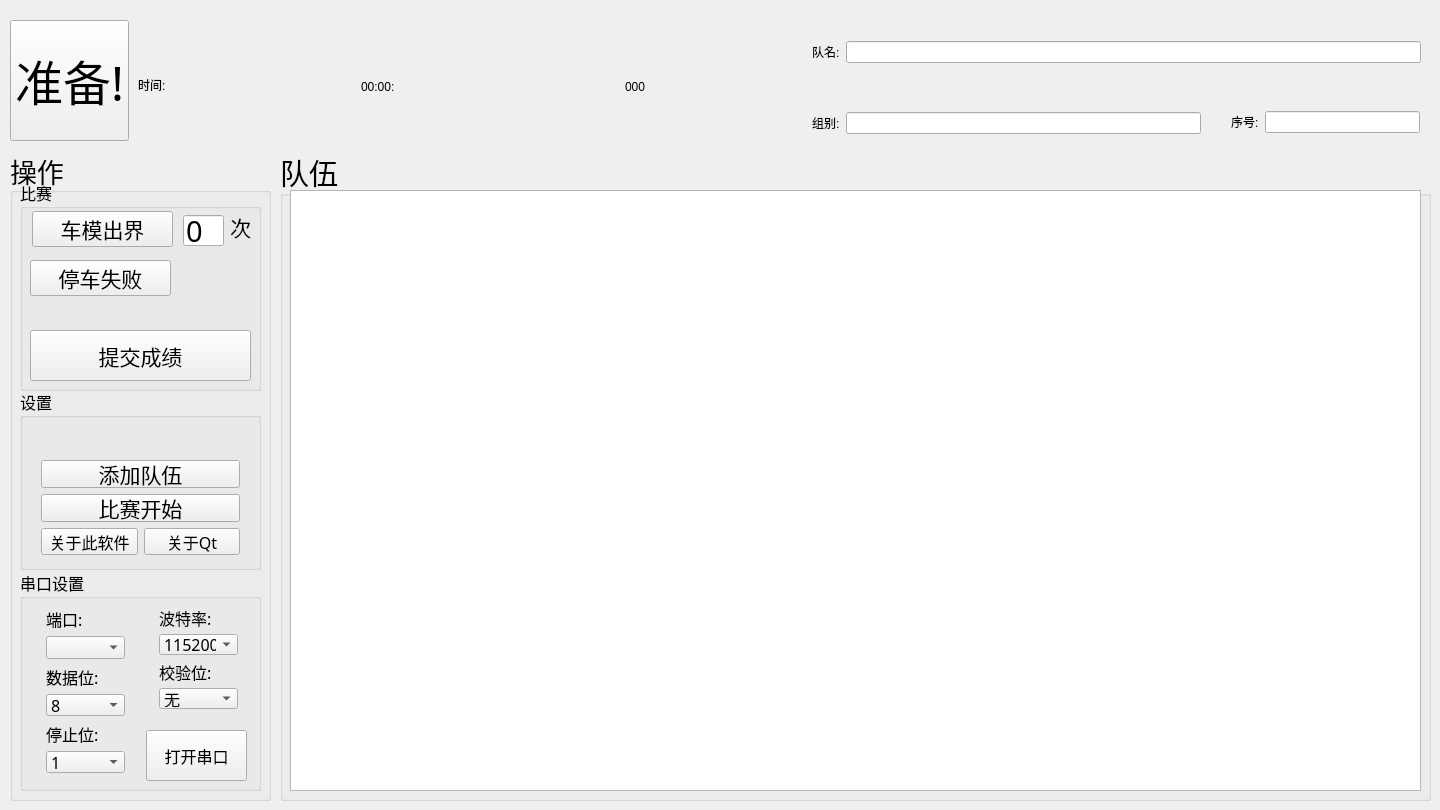
This is mainwindow.ui in ZzzzzzS/TimingSystemUper as Qt 5 draws it before an edit. The edited form follows.
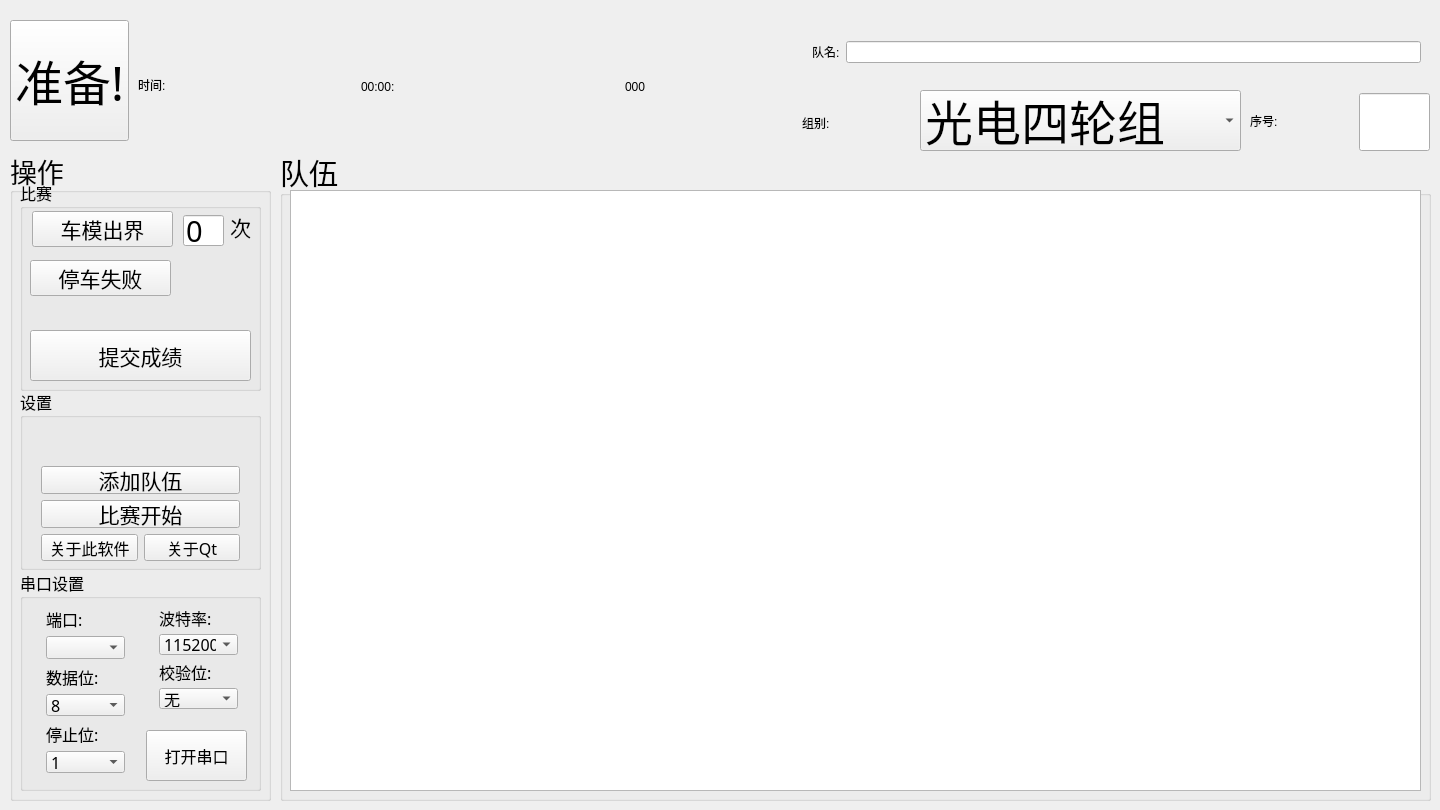
This is the edited form.

```diff
--- a/mainwindow.ui
+++ b/mainwindow.ui
@@ -390,7 +390,7 @@
       <property name="geometry">
        <rect>
         <x>10</x>
-        <y>60</y>
+        <y>66</y>
         <width>221</width>
         <height>117</height>
        </rect>
@@ -503,70 +503,6 @@
      </item>
     </layout>
    </widget>
-   <widget class="QWidget" name="layoutWidget">
-    <property name="geometry">
-     <rect>
-      <x>1220</x>
-      <y>90</y>
-      <width>211</width>
-      <height>64</height>
-     </rect>
-    </property>
-    <layout class="QHBoxLayout" name="horizontalLayout_4">
-     <item>
-      <widget class="QLabel" name="label_5">
-       <property name="styleSheet">
-        <string notr="true">font: 25 36pt &quot;微软雅黑 Light&quot;;</string>
-       </property>
-       <property name="text">
-        <string>序号:</string>
-       </property>
-      </widget>
-     </item>
-     <item>
-      <widget class="QLineEdit" name="NumberLine">
-       <property name="styleSheet">
-        <string notr="true">font: 25 30pt &quot;微软雅黑 Light&quot;;</string>
-       </property>
-       <property name="text">
-        <string/>
-       </property>
-      </widget>
-     </item>
-    </layout>
-   </widget>
-   <widget class="QWidget" name="layoutWidget">
-    <property name="geometry">
-     <rect>
-      <x>801</x>
-      <y>91</y>
-      <width>411</width>
-      <height>64</height>
-     </rect>
-    </property>
-    <layout class="QHBoxLayout" name="horizontalLayout_5">
-     <item>
-      <widget class="QLabel" name="label_4">
-       <property name="styleSheet">
-        <string notr="true">font: 25 36pt &quot;微软雅黑 Light&quot;;</string>
-       </property>
-       <property name="text">
-        <string>组别:</string>
-       </property>
-      </widget>
-     </item>
-     <item>
-      <widget class="QLineEdit" name="TypeName">
-       <property name="styleSheet">
-        <string notr="true">font: 25 30pt &quot;微软雅黑 Light&quot;;</string>
-       </property>
-       <property name="text">
-        <string/>
-       </property>
-      </widget>
-     </item>
-    </layout>
-   </widget>
    <widget class="QLabel" name="label_3">
     <property name="geometry">
      <rect>
@@ -615,6 +551,110 @@
      <string>000</string>
     </property>
    </widget>
+   <widget class="QLabel" name="label_4">
+    <property name="geometry">
+     <rect>
+      <x>802</x>
+      <y>92</y>
+      <width>108</width>
+      <height>62</height>
+     </rect>
+    </property>
+    <property name="styleSheet">
+     <string notr="true">font: 25 36pt &quot;微软雅黑 Light&quot;;</string>
+    </property>
+    <property name="text">
+     <string>组别:</string>
+    </property>
+   </widget>
+   <widget class="QComboBox" name="TypeBox">
+    <property name="geometry">
+     <rect>
+      <x>920</x>
+      <y>90</y>
+      <width>321</width>
+      <height>61</height>
+     </rect>
+    </property>
+    <property name="font">
+     <font>
+      <family>微软雅黑 Light</family>
+      <pointsize>36</pointsize>
+     </font>
+    </property>
+    <item>
+     <property name="text">
+      <string>光电四轮组</string>
+     </property>
+    </item>
+    <item>
+     <property name="text">
+      <string>光电直立组</string>
+     </property>
+    </item>
+    <item>
+     <property name="text">
+      <string>电磁普通组</string>
+     </property>
+    </item>
+    <item>
+     <property name="text">
+      <string>电磁节能组</string>
+     </property>
+    </item>
+    <item>
+     <property name="text">
+      <string>光电追逐组</string>
+     </property>
+    </item>
+    <item>
+     <property name="text">
+      <string>电磁追逐组</string>
+     </property>
+    </item>
+    <item>
+     <property name="text">
+      <string>双车对抗组</string>
+     </property>
+    </item>
+    <item>
+     <property name="text">
+      <string>四旋翼导航组</string>
+     </property>
+    </item>
+   </widget>
+   <widget class="QLabel" name="label_5">
+    <property name="geometry">
+     <rect>
+      <x>1250</x>
+      <y>90</y>
+      <width>108</width>
+      <height>62</height>
+     </rect>
+    </property>
+    <property name="styleSheet">
+     <string notr="true">font: 25 36pt &quot;微软雅黑 Light&quot;;</string>
+    </property>
+    <property name="text">
+     <string>序号:</string>
+    </property>
+   </widget>
+   <widget class="QLineEdit" name="NumberLine">
+    <property name="geometry">
+     <rect>
+      <x>1359</x>
+      <y>93</y>
+      <width>71</width>
+      <height>58</height>
+     </rect>
+    </property>
+    <property name="styleSheet">
+     <string notr="true">font: 25 30pt &quot;微软雅黑 Light&quot;;</string>
+    </property>
+    <property name="text">
+     <string/>
+    </property>
+   </widget>
   </widget>
  </widget>
  <layoutdefault spacing="6" margin="11"/>
```
